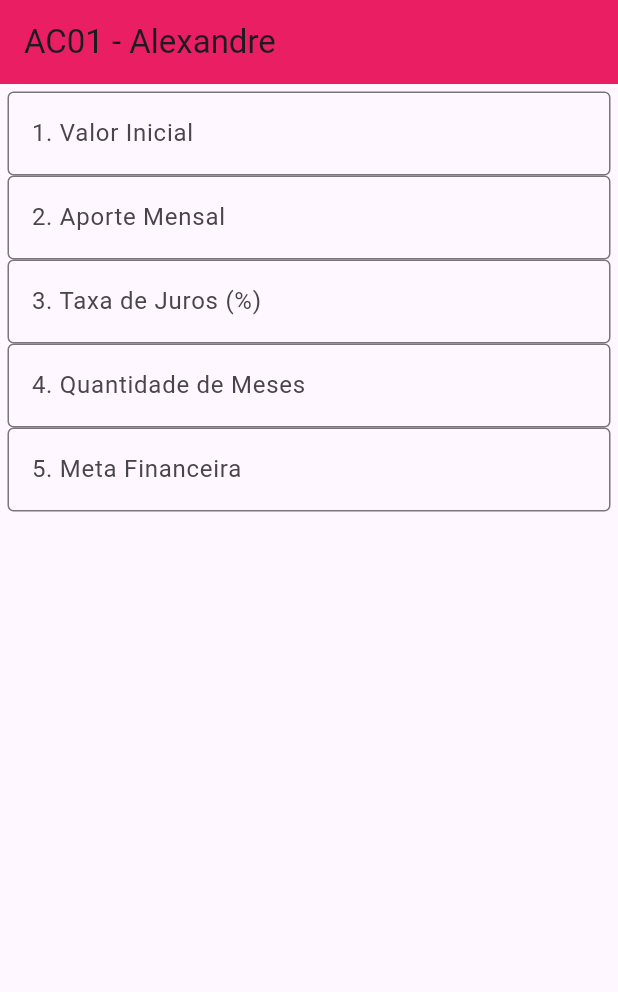
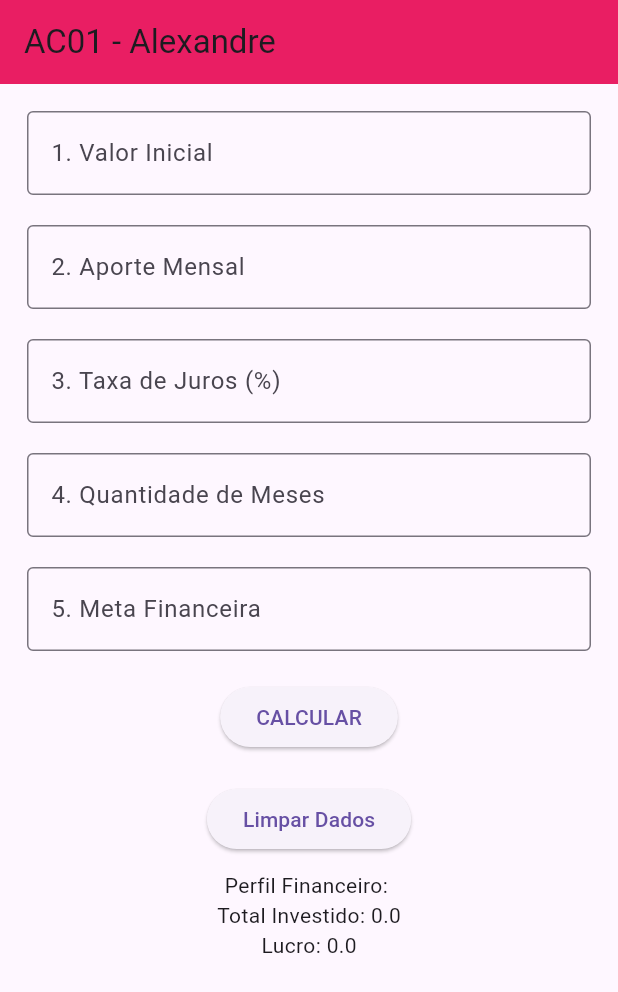
Before and after one commit to iago-af124/flutter_alex_2ano, a Flutter app: the screen it shows after launch, on a phone screen of 412 x 824 dp. Shown: the top 992 px of the screen. Run offline on Flutter 3.47's test engine with Material 3 defaults, Android fonts, the phone set to English and light mode, and no system bars.

Commit message:
AC finalizada (eu acho)

```diff
--- /dev/null
+++ b/acs/AC01_2Tri/calc/lib/custom_button.dart
@@ -0,0 +1,10 @@
+import 'package:flutter/material.dart';
+
+Widget botao(VoidCallback funcao,String texto){
+  return Padding(
+    padding: EdgeInsets.all(10),
+    child: ElevatedButton(
+      onPressed: funcao, child: Text(texto)
+    )
+  );
+}
--- /dev/null
+++ b/acs/AC01_2Tri/calc/lib/custom_textfield.dart
@@ -0,0 +1,14 @@
+import 'package:flutter/material.dart';
+
+Widget addcoisa(String texto, TextEditingController controller){
+  return Padding(
+    padding: EdgeInsets.all(10),
+    child: TextField(
+      controller: controller,
+      decoration: InputDecoration(
+        labelText: texto,
+        border: OutlineInputBorder()
+      ),
+    ),
+  );
+}
--- a/acs/AC01_2Tri/calc/lib/main.dart
+++ b/acs/AC01_2Tri/calc/lib/main.dart
@@ -1,5 +1,7 @@
+import 'dart:math' as math;
+import 'package:calc/custom_button.dart';
 import 'package:flutter/material.dart';
-
+import 'custom_textfield.dart';
 void main() {
   runApp(const MyApp());
 }
@@ -7,11 +9,10 @@ void main() {
 class MyApp extends StatelessWidget {
   const MyApp({super.key});
 
-  // This widget is the root of your application.
   @override
   Widget build(BuildContext context) {
     return MaterialApp(
-      title: 'Flutter Demo',
+      title: 'Alexapp',
       home: const MyHomePage(),
     );
   }
@@ -26,11 +27,135 @@ class MyHomePage extends StatefulWidget {
 
 class _MyHomePageState extends State<MyHomePage> {
 
-  //void _incrementCounter() {
-    //setState(() {
-      //_counter++;
-    //});
-  //}
+  final TextEditingController _MetaController = TextEditingController();
+  final TextEditingController _MesesController = TextEditingController();
+  final TextEditingController _TaxaController = TextEditingController();
+  final TextEditingController _AporteMensalController = TextEditingController();
+  final TextEditingController _ValorInicialController = TextEditingController();
+
+  double taxa = 0;
+  double lucro = 0;
+  double total_investido = 0;
+  double montanteFinal = 0;
+  double meta = 0;
+  double mf = 0;
+  String msgmeta = '';
+  String perfil = '';
+
+  void msg(){
+    ScaffoldMessenger.of(context).showSnackBar(
+      SnackBar(
+        content: Text('Simulação realizada com sucesso'),
+        duration: const Duration(seconds: 8),
+      )
+    );
+  }
+
+  void msg2(){
+    ScaffoldMessenger.of(context).showSnackBar(
+      SnackBar(
+        content: Text('Dados removidos com sucesso'),
+        duration: const Duration(seconds: 8),
+      )
+    );
+  }
+
+  void msg3(){
+    ScaffoldMessenger.of(context).showSnackBar(
+      SnackBar(
+        content: Text('Dados de exemplo carregados'),
+        duration: const Duration(seconds: 8),
+      )
+    );
+  }
+
+  void addexemplo(){
+      _AporteMensalController.text = '1000';
+      _MesesController.text = '500';
+      _MetaController.text = '1.2';
+      _TaxaController.text = '24';
+      _ValorInicialController.text = '30000';
+  }
+
+  void limparDados(){
+    showDialog(
+      context: context,
+      builder: (context){
+        return AlertDialog(
+          title: Text('Gostaria de remover tudo??'),
+          content: Text('Aperte um desses pra remover ou nao'),
+          actions: [
+            TextButton(onPressed: (){
+              Navigator.pop(context);
+            },
+            child: const Text('Cancelar')),
+            TextButton(onPressed: (){
+              limpar();
+              msg2();
+              Navigator.pop(context);
+            },
+            child: const Text('Limpar')),
+            TextButton(onPressed: (){
+              addexemplo();
+              msg3();
+              Navigator.pop(context);
+            },
+            child: const Text('Adicione um exemplo'))
+          ],
+        );
+      }
+    );
+  }
+
+
+  void limpar(){
+    setState(() {
+      _AporteMensalController.clear();
+      _MesesController.clear();
+      _MetaController.clear();
+      _TaxaController.clear();
+      _ValorInicialController.clear();
+      taxa = 0;
+      lucro = 0;
+      total_investido = 0;
+      montanteFinal = 0;
+      meta = 0;
+      mf = 0;
+      msgmeta = '';
+      perfil = '';
+    });
+  }
+
+  void calc(){
+    double meta = double.tryParse(_MetaController.text) ?? 0;
+    double meses = double.tryParse(_MesesController.text) ?? 0;
+    double taxa = double.tryParse(_TaxaController.text) ?? 0;
+    double aporte = double.tryParse(_AporteMensalController.text) ?? 0;
+    double valorinicial = double.tryParse(_ValorInicialController.text) ?? 0;
+
+    setState(() {
+      montanteFinal = valorinicial * math.pow(1 + taxa, meses);
+      total_investido = valorinicial + (aporte*meses);
+      lucro = montanteFinal - total_investido;
+      mf = montanteFinal - meta;
+
+      if (taxa < 0.5){
+        perfil = 'Conservador';
+      } else if (taxa >= 0.5 && taxa <= 1.5){
+        perfil = 'Moderado';
+      } else if (taxa > 1.5){
+        perfil = 'Agressivo';
+      }
+
+      if (montanteFinal >= meta){
+        msgmeta = 'Meta alcançada';
+      } else{
+        msgmeta = 'Faltam $mf reais atingir a meta';
+      }
+      msg();
+
+    });
+  }
 
   @override
   Widget build(BuildContext context) {
@@ -41,39 +166,20 @@ class _MyHomePageState extends State<MyHomePage> {
       ),
       body: Center(
         child: Padding(
-          padding: EdgeInsetsGeometry.all(5),
+          padding: EdgeInsetsGeometry.all(8),
           child: Column(
             children: [
-              TextField(
-                decoration: InputDecoration(
-                  label: Text('1. Valor Inicial'),
-                  border: OutlineInputBorder()
-                ),
-              ),
-              TextField(
-                decoration: InputDecoration(
-                  label: Text('2. Aporte Mensal'),
-                  border: OutlineInputBorder()
-                ),
-              ),
-              TextField(
-                decoration: InputDecoration(
-                  label: Text('3. Taxa de Juros (%)'),
-                  border: OutlineInputBorder()
-                ),
-              ),
-              TextField(
-                decoration: InputDecoration(
-                  label: Text('4. Quantidade de Meses'),
-                  border: OutlineInputBorder()
-                ),
-              ),
-              TextField(
-                decoration: InputDecoration(
-                  label: Text('5. Meta Financeira'),
-                  border: OutlineInputBorder()
-                ),
-              ),
+              addcoisa('1. Valor Inicial', _ValorInicialController),
+              addcoisa('2. Aporte Mensal', _AporteMensalController),
+              addcoisa('3. Taxa de Juros (%)', _TaxaController),
+              addcoisa('4. Quantidade de Meses', _MesesController),
+              addcoisa('5. Meta Financeira', _MetaController),
+              botao(calc, 'CALCULAR'),
+              botao(limparDados, 'Limpar Dados'),
+              Text('Perfil Financeiro: $perfil'),
+              Text('Total Investido: $total_investido'),
+              Text('Lucro: $lucro'),
+              Text('$msgmeta'),
             ],
           ),
         ),
```
